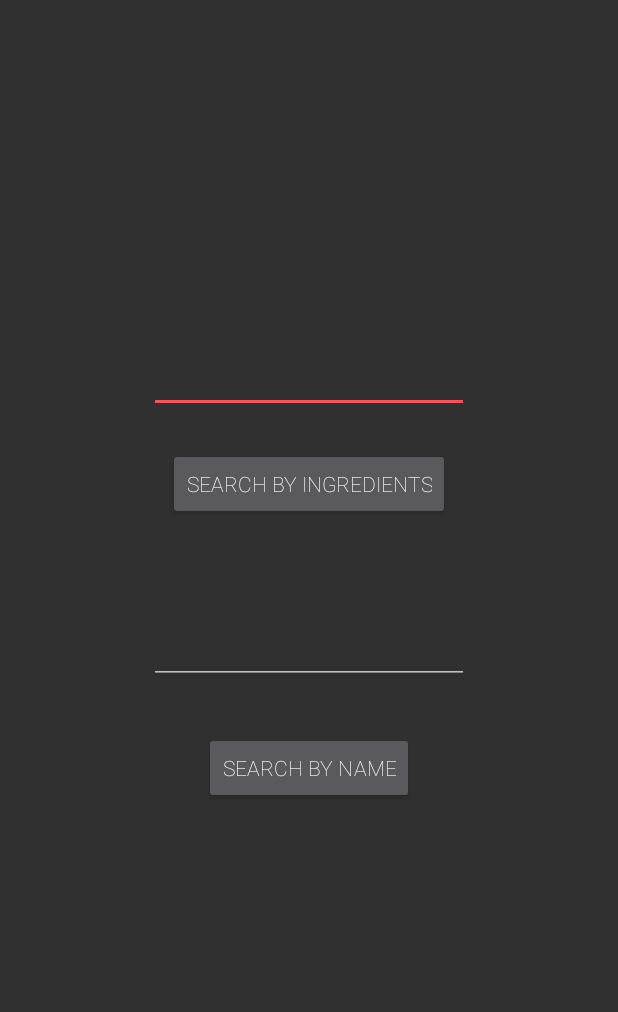
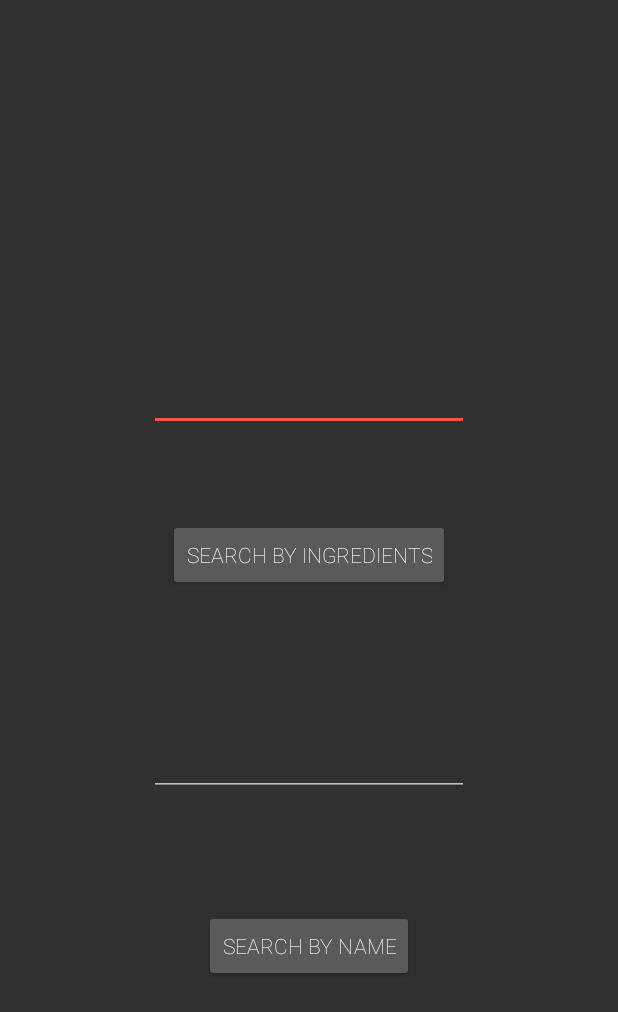
Before and after one commit to MysteryGenius/MezclaMAD, an Android app: the layout fragment_search.xml on its own in the app's theme, with its tools: preview values and no code run, on a phone screen of 412 x 824 dp. Shown: the top 1012 px of the screen. Run offline under Robolectric (Android 15) with nearby library versions, the phone set to English and light mode, and no system bars.

Commit message:
Added additional comments

```diff
--- a/app/src/main/java/com/example/chai/cocktails/adapters/CategoryListAdapter.java
+++ b/app/src/main/java/com/example/chai/cocktails/adapters/CategoryListAdapter.java
@@ -62,7 +62,7 @@ public class CategoryListAdapter extends
 
         public CategoryItemViewHolder(View itemView) {
             super(itemView);
-            ButterKnife.bind(this, itemView);
+            ButterKnife.bind(this, itemView); //Binding of the views using ButterKnife
             categoryItem.setOnClickListener(new View.OnClickListener() {
                 @Override
                 public void onClick(View v) {
--- a/app/src/main/java/com/example/chai/cocktails/adapters/DrinkDetailListAdapter.java
+++ b/app/src/main/java/com/example/chai/cocktails/adapters/DrinkDetailListAdapter.java
@@ -52,8 +52,8 @@ public class DrinkDetailListAdapter extends RecyclerView.Adapter<DrinkDetailList
     private void showLogo(String url, ImageView imageView) {
         GlideApp
                 .with(context)
-                .load(url)
-                .centerCrop()
+                .load(url)//load image url from the api call
+                .centerCrop() //crop the images
                 .apply(RequestOptions.circleCropTransform())
                 .placeholder(R.drawable.ic_launcher_background)
                 .into(imageView);
@@ -62,7 +62,7 @@ public class DrinkDetailListAdapter extends RecyclerView.Adapter<DrinkDetailList
     @Override
     public int getItemCount() {
         return drinks.size();
-    }
+    } //retrieve number of drinks
 
     class DrinkDetailViewHolder extends RecyclerView.ViewHolder {
 
--- a/app/src/main/java/com/example/chai/cocktails/views/activities/ProfileViewActivity.java
+++ b/app/src/main/java/com/example/chai/cocktails/views/activities/ProfileViewActivity.java
@@ -39,7 +39,7 @@ public class ProfileViewActivity extends AppCompatActivity {
         navUserPhoto = findViewById(R.id.navUserPhoto);
         editButton = findViewById(R.id.btnEdit);
 
-        final Intent intent  = new Intent(ProfileViewActivity.this, ProfileActivity.class);
+        final Intent intent  = new Intent(ProfileViewActivity.this, ProfileActivity.class); //When clicked on Edit Button, it will redirect the user to edit profile page
         editButton.setOnClickListener(new View.OnClickListener() {
             @Override
             public void onClick(View view) {
--- a/app/src/main/java/com/example/chai/cocktails/views/fragments/LocationFragment.java
+++ b/app/src/main/java/com/example/chai/cocktails/views/fragments/LocationFragment.java
@@ -43,14 +43,14 @@ public class LocationFragment extends Fragment {
 
                 mMap.setMapType(GoogleMap.MAP_TYPE_NORMAL);
 
+                mMap.clear(); //clear old markers
+
                 // Enable Zoom
                 mMap.getUiSettings().setZoomGesturesEnabled(true);
 
                 if (ContextCompat.checkSelfPermission(getActivity().getApplicationContext(), Manifest.permission.ACCESS_FINE_LOCATION) == PackageManager.PERMISSION_GRANTED) {
                     mMap.setMyLocationEnabled(true);
                 }
-
-                mMap.clear(); //clear old markers
 
 
                 //To add marker
--- a/app/src/main/res/layout/fragment_search.xml
+++ b/app/src/main/res/layout/fragment_search.xml
@@ -7,7 +7,7 @@
 
     <EditText
         android:id="@+id/editText"
-        android:layout_width="wrap_content"
+        android:layout_width="213dp"
         android:layout_height="wrap_content"
         android:layout_marginStart="99dp"
         android:layout_marginTop="230dp"
@@ -29,15 +29,17 @@
         android:layout_marginStart="161dp"
         android:layout_marginTop="23dp"
         android:layout_marginEnd="162dp"
+        android:layout_marginBottom="16dp"
         android:fontFamily="sans-serif-thin"
         android:text="Search By Ingredients"
+        app:layout_constraintBottom_toTopOf="@+id/SearchByName"
         app:layout_constraintEnd_toEndOf="parent"
         app:layout_constraintStart_toStartOf="parent"
         app:layout_constraintTop_toBottomOf="@+id/editText" />
 
     <EditText
         android:id="@+id/SearchByName"
-        android:layout_width="wrap_content"
+        android:layout_width="213dp"
         android:layout_height="wrap_content"
         android:layout_marginTop="64dp"
         android:layout_marginBottom="32dp"
@@ -54,8 +56,10 @@
         android:layout_width="wrap_content"
         android:layout_height="wrap_content"
         android:layout_marginTop="32dp"
+        android:layout_marginBottom="157dp"
         android:fontFamily="sans-serif-thin"
         android:text="Search by name"
+        app:layout_constraintBottom_toBottomOf="parent"
         app:layout_constraintEnd_toEndOf="parent"
         app:layout_constraintStart_toStartOf="parent"
         app:layout_constraintTop_toBottomOf="@+id/SearchByName" />
```
Also changed, not shown: app/src/main/java/com/example/chai/cocktails/views/activities/ProfileActivity.java (+13 -10 lines).
